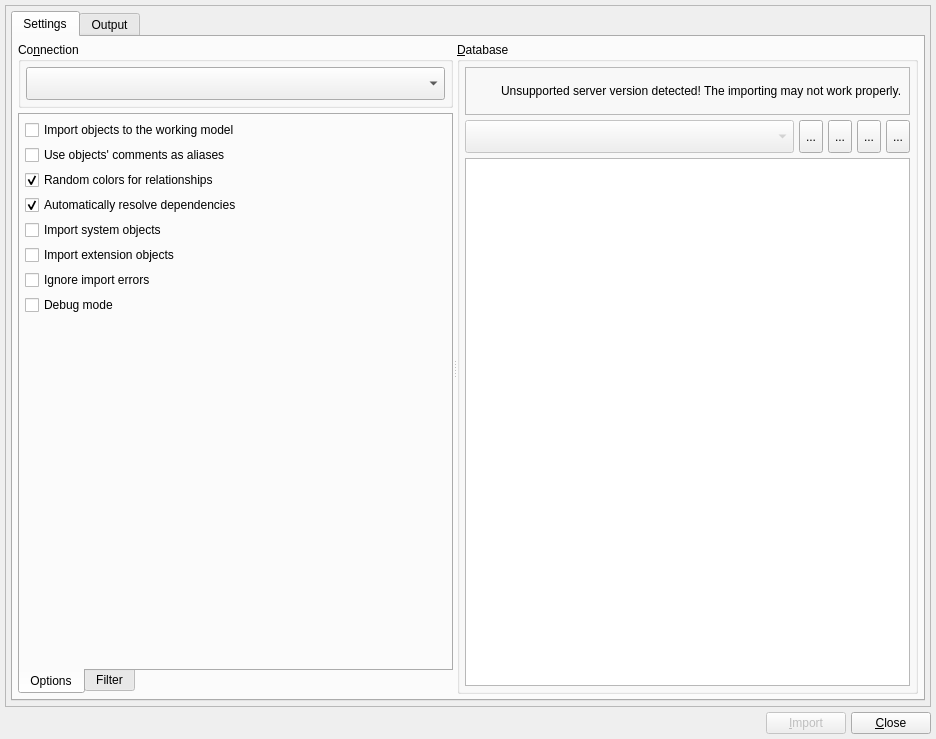
pgmodeler/pgmodeler, file libs/libgui/ui/tools/databaseimportform.ui: the form before one commit.
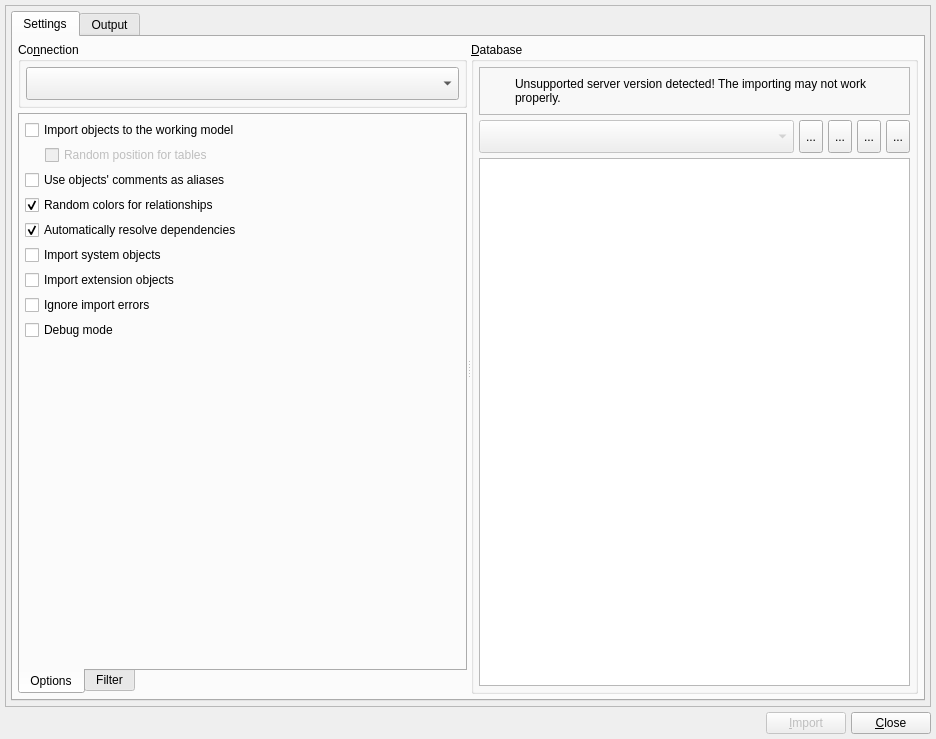
The form after the commit. Icons and pictures are not drawn.

Commit message:
Adjusting the database import process when object must be created in an existing model. Now, pgModeler will not touch the current objects' positions. (WIP)
Added an optionin DatabaseImportForm that controls whether imported
objects must have random positions.

The edit to the form file:
```diff
--- a/libs/libgui/ui/tools/databaseimportform.ui
+++ b/libs/libgui/ui/tools/databaseimportform.ui
@@ -236,7 +236,78 @@
                   <property name="spacing">
                    <number>5</number>
                   </property>
-                  <item row="2" column="0" colspan="2">
+                  <item row="9" column="1" colspan="2">
+                   <spacer name="verticalSpacer">
+                    <property name="orientation">
+                     <enum>Qt::Vertical</enum>
+                    </property>
+                    <property name="sizeHint" stdset="0">
+                     <size>
+                      <width>302</width>
+                      <height>168</height>
+                     </size>
+                    </property>
+                   </spacer>
+                  </item>
+                  <item row="1" column="1" colspan="2">
+                   <widget class="QCheckBox" name="rand_obj_pos_chk">
+                    <property name="enabled">
+                     <bool>false</bool>
+                    </property>
+                    <property name="toolTip">
+                     <string>&lt;p&gt;Random positions will be assigned to imported tables. The position is determined according to the parent schema's rectangle visibility. When visible, the table's position is restricted to the schema's bounding rectangle otherwise the position is restricted to the canvas bounding rectangle.&lt;/p&gt;</string>
+                    </property>
+                    <property name="text">
+                     <string>Random position for tables</string>
+                    </property>
+                   </widget>
+                  </item>
+                  <item row="1" column="0">
+                   <spacer name="horizontalSpacer">
+                    <property name="orientation">
+                     <enum>Qt::Horizontal</enum>
+                    </property>
+                    <property name="sizeType">
+                     <enum>QSizePolicy::Fixed</enum>
+                    </property>
+                    <property name="sizeHint" stdset="0">
+                     <size>
+                      <width>15</width>
+                      <height>20</height>
+                     </size>
+                    </property>
+                   </spacer>
+                  </item>
+                  <item row="0" column="0" colspan="3">
+                   <widget class="QCheckBox" name="import_to_model_chk">
+                    <property name="sizePolicy">
+                     <sizepolicy hsizetype="Preferred" vsizetype="Fixed">
+                      <horstretch>0</horstretch>
+                      <verstretch>0</verstretch>
+                     </sizepolicy>
+                    </property>
+                    <property name="toolTip">
+                     <string>&lt;p&gt;Create all imported objects in the current working model instead of create a new one.&lt;/p&gt;</string>
+                    </property>
+                    <property name="statusTip">
+                     <string/>
+                    </property>
+                    <property name="text">
+                     <string>Import objects to the working model</string>
+                    </property>
+                    <property name="checked">
+                     <bool>false</bool>
+                    </property>
+                   </widget>
+                  </item>
+                  <item row="2" column="0" colspan="3">
+                   <widget class="QCheckBox" name="comments_as_aliases_chk">
+                    <property name="text">
+                     <string>Use objects' comments as aliases</string>
+                    </property>
+                   </widget>
+                  </item>
+                  <item row="3" column="0" colspan="3">
                    <widget class="QCheckBox" name="rand_rel_color_chk">
                     <property name="sizePolicy">
                      <sizepolicy hsizetype="Preferred" vsizetype="Fixed">
@@ -258,29 +329,7 @@
                     </property>
                    </widget>
                   </item>
-                  <item row="4" column="0" colspan="2">
-                   <widget class="QCheckBox" name="import_sys_objs_chk">
-                    <property name="sizePolicy">
-                     <sizepolicy hsizetype="Preferred" vsizetype="Fixed">
-                      <horstretch>0</horstretch>
-                      <verstretch>0</verstretch>
-                     </sizepolicy>
-                    </property>
-                    <property name="toolTip">
-                     <string>&lt;p&gt;Enables the import of system built-in objects. It's recommend to select only those objects that are directly referenced by the ones to be imported. WARNING: Try to import a huge set of system objects can bloat the resultant model or even crash pgModeler due to memory/cpu overuse.&lt;/p&gt;</string>
-                    </property>
-                    <property name="statusTip">
-                     <string/>
-                    </property>
-                    <property name="whatsThis">
-                     <string/>
-                    </property>
-                    <property name="text">
-                     <string>Import system objects</string>
-                    </property>
-                   </widget>
-                  </item>
-                  <item row="3" column="0" colspan="2">
+                  <item row="4" column="0" colspan="3">
                    <widget class="QCheckBox" name="resolve_deps_chk">
                     <property name="sizePolicy">
                      <sizepolicy hsizetype="Preferred" vsizetype="Fixed">
@@ -305,20 +354,51 @@
                     </property>
                    </widget>
                   </item>
-                  <item row="8" column="0" colspan="2">
-                   <spacer name="verticalSpacer">
-                    <property name="orientation">
-                     <enum>Qt::Vertical</enum>
+                  <item row="5" column="0" colspan="3">
+                   <widget class="QCheckBox" name="import_sys_objs_chk">
+                    <property name="sizePolicy">
+                     <sizepolicy hsizetype="Preferred" vsizetype="Fixed">
+                      <horstretch>0</horstretch>
+                      <verstretch>0</verstretch>
+                     </sizepolicy>
                     </property>
-                    <property name="sizeHint" stdset="0">
-                     <size>
-                      <width>302</width>
-                      <height>168</height>
-                     </size>
+                    <property name="toolTip">
+                     <string>&lt;p&gt;Enables the import of system built-in objects. It's recommend to select only those objects that are directly referenced by the ones to be imported. WARNING: Try to import a huge set of system objects can bloat the resultant model or even crash pgModeler due to memory/cpu overuse.&lt;/p&gt;</string>
                     </property>
-                   </spacer>
+                    <property name="statusTip">
+                     <string/>
+                    </property>
+                    <property name="whatsThis">
+                     <string/>
+                    </property>
+                    <property name="text">
+                     <string>Import system objects</string>
+                    </property>
+                   </widget>
                   </item>
-                  <item row="6" column="0" colspan="2">
+                  <item row="6" column="0" colspan="3">
+                   <widget class="QCheckBox" name="import_ext_objs_chk">
+                    <property name="sizePolicy">
+                     <sizepolicy hsizetype="Preferred" vsizetype="Fixed">
+                      <horstretch>0</horstretch>
+                      <verstretch>0</verstretch>
+                     </sizepolicy>
+                    </property>
+                    <property name="toolTip">
+                     <string>&lt;p&gt;Enables the import of objects created by extensions. Generally there is no need to check this option but if there are objects in the database that directly references this category of objects this mode must be enabled.&lt;/p&gt;</string>
+                    </property>
+                    <property name="statusTip">
+                     <string/>
+                    </property>
+                    <property name="whatsThis">
+                     <string/>
+                    </property>
+                    <property name="text">
+                     <string>Import extension objects</string>
+                    </property>
+                   </widget>
+                  </item>
+                  <item row="7" column="0" colspan="3">
                    <widget class="QCheckBox" name="ignore_errors_chk">
                     <property name="sizePolicy">
                      <sizepolicy hsizetype="Preferred" vsizetype="Fixed">
@@ -340,29 +420,7 @@
                     </property>
                    </widget>
                   </item>
-                  <item row="0" column="0" colspan="2">
-                   <widget class="QCheckBox" name="import_to_model_chk">
-                    <property name="sizePolicy">
-                     <sizepolicy hsizetype="Preferred" vsizetype="Fixed">
-                      <horstretch>0</horstretch>
-                      <verstretch>0</verstretch>
-                     </sizepolicy>
-                    </property>
-                    <property name="toolTip">
-                     <string>&lt;p&gt;Create all imported objects in the current working model instead of create a new one.&lt;/p&gt;</string>
-                    </property>
-                    <property name="statusTip">
-                     <string/>
-                    </property>
-                    <property name="text">
-                     <string>Import objects to the working model</string>
-                    </property>
-                    <property name="checked">
-                     <bool>false</bool>
-                    </property>
-                   </widget>
-                  </item>
-                  <item row="7" column="0" colspan="2">
+                  <item row="8" column="0" colspan="3">
                    <widget class="QCheckBox" name="debug_mode_chk">
                     <property name="sizePolicy">
                      <sizepolicy hsizetype="Preferred" vsizetype="Fixed">
@@ -384,35 +442,6 @@
                     </property>
                    </widget>
                   </item>
-                  <item row="5" column="0" colspan="2">
-                   <widget class="QCheckBox" name="import_ext_objs_chk">
-                    <property name="sizePolicy">
-                     <sizepolicy hsizetype="Preferred" vsizetype="Fixed">
-                      <horstretch>0</horstretch>
-                      <verstretch>0</verstretch>
-                     </sizepolicy>
-                    </property>
-                    <property name="toolTip">
-                     <string>&lt;p&gt;Enables the import of objects created by extensions. Generally there is no need to check this option but if there are objects in the database that directly references this category of objects this mode must be enabled.&lt;/p&gt;</string>
-                    </property>
-                    <property name="statusTip">
-                     <string/>
-                    </property>
-                    <property name="whatsThis">
-                     <string/>
-                    </property>
-                    <property name="text">
-                     <string>Import extension objects</string>
-                    </property>
-                   </widget>
-                  </item>
-                  <item row="1" column="0" colspan="2">
-                   <widget class="QCheckBox" name="comments_as_aliases_chk">
-                    <property name="text">
-                     <string>Use objects' comments as aliases</string>
-                    </property>
-                   </widget>
-                  </item>
                  </layout>
                 </widget>
                 <widget class="QWidget" name="tab">
```
The commit also changes 9 other files.
